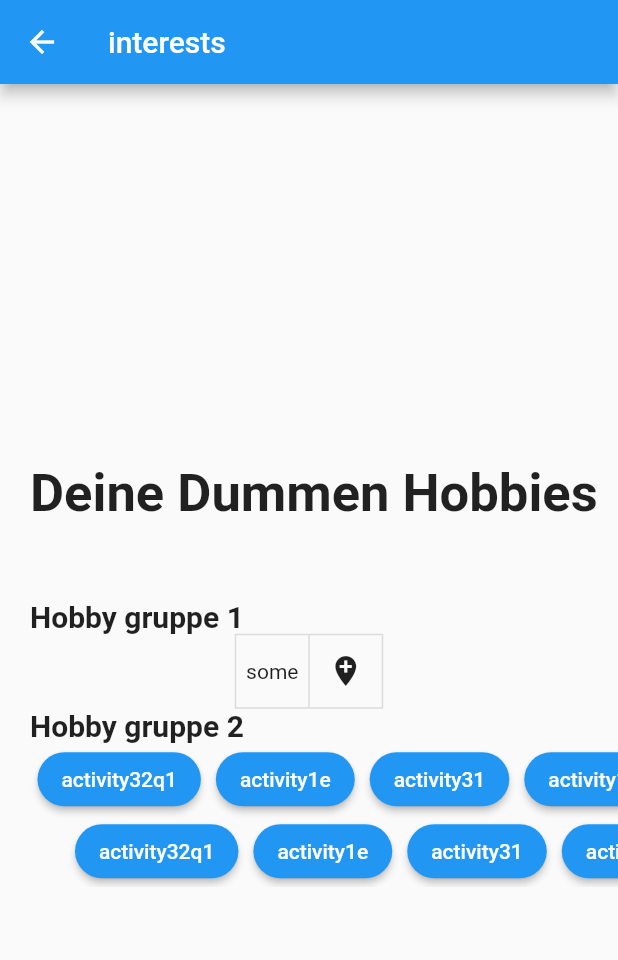
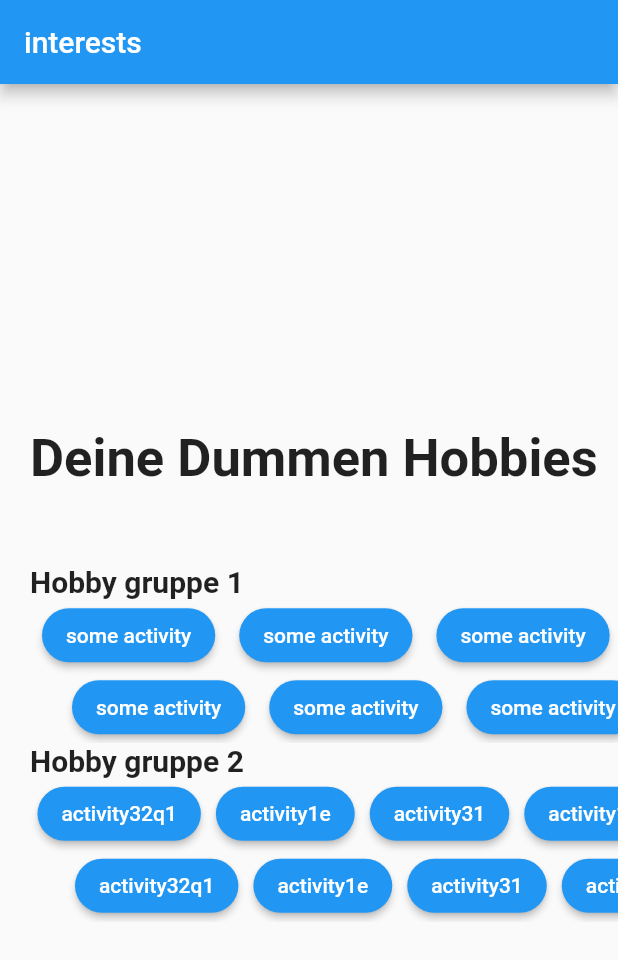
Before and after one commit to xlilsipx/login_final, a Flutter app: the InterestPage screen opened directly, on a phone screen of 412 x 824 dp. Shown: the top 960 px of the screen. Run offline on Flutter 3.47's test engine with Material 2 defaults, Android fonts, the phone set to English and light mode, and no system bars; our stand-ins replace auth_buttons, firebase_auth, firebase_core, flutter_signin_button, google_sign_in; missing offline and left inert: flutter_facebook_auth; accounts and stored records are empty.

Commit message:
interest selection

```diff
--- a/lib/interest_page.dart
+++ b/lib/interest_page.dart
@@ -1,5 +1,6 @@
 import 'package:flutter/cupertino.dart';
 import 'package:flutter/material.dart';
+import 'package:flutter/widgets.dart';
 import 'package:login_final/constants.dart';
 import 'package:auth_buttons/auth_buttons.dart';
 
@@ -44,6 +45,8 @@ class _InterestPageState extends State<InterestPage> {
     );
   }
 
+
+
   //TODO:toggleButton ist hier die Lösung
 
 
@@ -52,8 +55,28 @@ class _InterestPageState extends State<InterestPage> {
   var nameActivityList = <String>[];
   List<Widget> buttonsListUp = <Widget>[];
   List<Widget> buttonsListDown = <Widget>[];
+  List<Widget> testList = <Widget>[
+    Text('some activiwty',
+    style: TextStyle(
+      color: Colors.white,
+      fontSize: 20,
+    ),),
+    Text('some activity'),
+    Text('some activity'),
+    Text('some activity'),
+    Text('some activity'),
+    Text('sssome activity'),
+  ];
 
-  List<bool> _isSelected = List.generate(2, (_) => false);//siddha
+  List<String> testList2 = <String>[
+    'some activity',
+    'some activity',
+    'some activity',
+    'some activity',
+  ];
+
+  //int lenLs = testList2.length;
+  List<bool> _isSelected = List.generate(6, (_) => false);//siddhasss
 
   //add all hobbies accordingly and make more lists above
   void initState() {
@@ -89,6 +112,122 @@ class _InterestPageState extends State<InterestPage> {
    buttonsListDown.insert(0, SizedBox(width: 50,),);
     return buttonsListDown;
   }
+
+  List<bool> isSelected = [false, false, false, false,];
+  List<IconData> iconList = [Icons.ac_unit, Icons.call, Icons.cake,];
+
+  // Widget ActivityFinal() {
+  //   return Container(
+  //     height: 40,
+  //     color: Colors.white,
+  //     child: GridView.count(
+  //       crossAxisCount: 3,
+  //       childAspectRatio: 1.0,
+  //       padding: const EdgeInsets.all(4.0),
+  //       mainAxisSpacing: 4.0,
+  //       crossAxisSpacing: 4.0,
+  //       children: List.generate(isSelected.length, (index) {
+  //         return ElevatedButton(
+  //             onPressed: () {
+  //               setState(() {
+  //                 for (int indexBtn = 0;
+  //                 indexBtn < isSelected.length;
+  //                 indexBtn++) {
+  //                   if (indexBtn == index) {
+  //                     isSelected[indexBtn] = !isSelected[indexBtn];
+  //                   }
+  //                 }
+  //               });
+  //         },
+  //             child: Text(
+  //               testList2[index],
+  //             ),
+  //           style: isSelected[index] ? kElevatedButtonActivityStyleActive : kElevatedButtonActivityStyleInactive,);
+  //       }),
+  //     ),
+  //   );
+  // }
+
+
+  Widget _buildInterestCard2() {
+    return Container(
+      child: Row(
+        children: List.generate(isSelected.length, (index) {
+          return Padding(
+            padding: EdgeInsets.symmetric(horizontal: 8.0),
+            child: ElevatedButton(
+              onPressed: () {
+                setState(() {
+                  for (int indexBtn = 0;
+                  indexBtn < isSelected.length;
+                  indexBtn++) {
+                    if (indexBtn == index) {
+                      isSelected[indexBtn] = !isSelected[indexBtn];
+                    }
+                  }
+                });
+              },
+              child: Text(
+                testList2[index],
+              ),
+              style: isSelected[index] ? kElevatedButtonActivityStyleActive : kElevatedButtonActivityStyleInactive,
+            ),
+          );
+        },
+        ),
+      ),
+    );
+  }
+
+  // Widget ActivityList() {
+  //   return Ink(
+  //     width: 400,
+  //     height: 20,
+  //     color: Colors.white,
+  //     child: GridView.count(
+  //
+  //      // primary: true,
+  //       crossAxisCount: 3, //set the number of buttons in a row
+  //       crossAxisSpacing: 8, //set the spacing between the buttons
+  //       mainAxisSpacing: 4.0,
+  //       padding: const EdgeInsets.all(4.0),
+  //       childAspectRatio: 1, //set the width-to-height ratio of the button,
+  //       //>1 is a horizontal rectangle
+  //       children: List.generate(isSelected.length, (index) {
+  //         //using inkwell widget ti make button
+  //         return InkWell(
+  //           splashColor: Colors.yellow,
+  //           onTap: () {
+  //             setState(() {
+  //               for (int indexBtn = 0;
+  //               indexBtn < isSelected.length;
+  //               indexBtn++) {
+  //                 if (indexBtn == index) {
+  //                   isSelected[indexBtn] = !isSelected[indexBtn];//true;
+  //                 }
+  //               }
+  //             });
+  //           },
+  //           child: Align(
+  //             alignment: Alignment.centerLeft,
+  //             child: Ink(
+  //               decoration: BoxDecoration(
+  //                 //set the background color of the button when it is selected/ not selected
+  //                 color: isSelected[index] ? Color(0xffD6EAF8) : Colors.blue,
+  //                 // here is where we set the rounded corner
+  //                 borderRadius: BorderRadius.circular(8),
+  //                 //don't forget to set the border,
+  //                 //otherwise there will be no rounded corner
+  //                 border: Border.all(color: Colors.red),
+  //               ),
+  //               child: testList[index],
+  //             ),
+  //           ),
+  //         );
+  //       }),
+  //     ),
+  //   );
+  // }
 
 
 
@@ -137,17 +276,14 @@ class _InterestPageState extends State<InterestPage> {
                         scrollDirection: Axis.horizontal,
                         child: Column(
                           children: <Widget>[
-                            ToggleButtons(children: [
-                              Text('some'),
-                              Icon(Icons.add_location),
-                            ],
-                              isSelected: _isSelected,
-                              onPressed: (int index) {
-                                setState(() {
-                                  _isSelected[index] = !_isSelected[index];
-                                });
-                              },
-                              ),
+                            _buildInterestCard2(),
+                            Row(
+                              children: [
+                                SizedBox(width: 40),
+                                _buildInterestCard2(),
+                              ],
+                            ),
+
                             // Row(
                             //   children: _buildButtonsListWithActivitiesUp(),
                             // ),
--- a/lib/main.dart
+++ b/lib/main.dart
@@ -393,7 +393,7 @@ class MyApp extends StatelessWidget {
     return MaterialApp(
       title: 'Flutter Login UI',
       debugShowCheckedModeBanner: false,
-      home: LoginScreenFinal(),//InterestPage(), //
+      home: InterestPage(), //LoginScreenFinal(),//
     );
   }
 }
```
